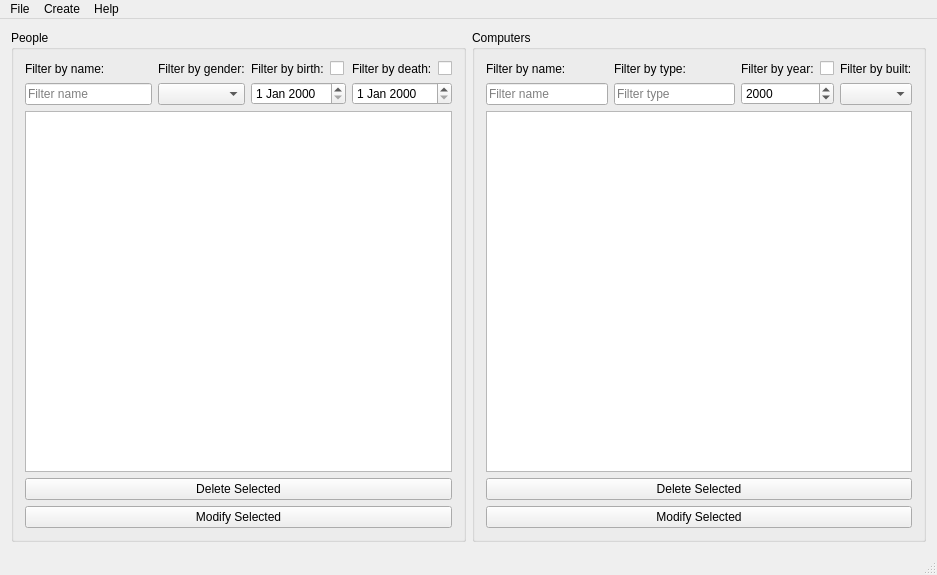
The window that skilaverkefni3/mainwindow.ui (Njallzzz/Skilaverkefni) describes before a commit, drawn with Qt 5.
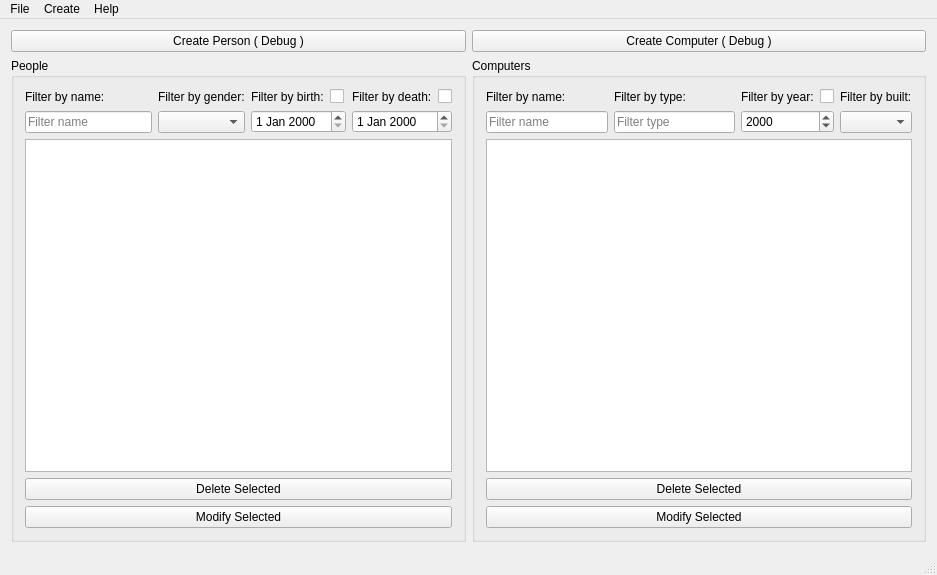
The same window after the commit.

Commit message: Added debug buttons for Mac users

Diff of the .ui file:
```diff
--- a/skilaverkefni3/mainwindow.ui
+++ b/skilaverkefni3/mainwindow.ui
@@ -15,6 +15,24 @@
   </property>
   <widget class="QWidget" name="centralWidget">
    <layout class="QVBoxLayout" name="verticalLayout">
+    <item>
+     <layout class="QHBoxLayout" name="horizontalLayout_7">
+      <item>
+       <widget class="QPushButton" name="pushButton_3">
+        <property name="text">
+         <string>Create Person ( Debug )</string>
+        </property>
+       </widget>
+      </item>
+      <item>
+       <widget class="QPushButton" name="pushButton_2">
+        <property name="text">
+         <string>Create Computer ( Debug )</string>
+        </property>
+       </widget>
+      </item>
+     </layout>
+    </item>
     <item>
      <layout class="QHBoxLayout" name="middle_group">
       <item>
```
The commit also changes 2 other files.
